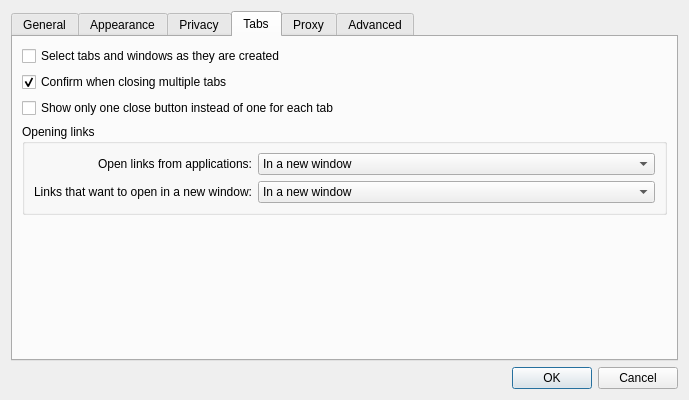
Old version of the form src/settings.ui in the repository EndorphinBrowser/browser.
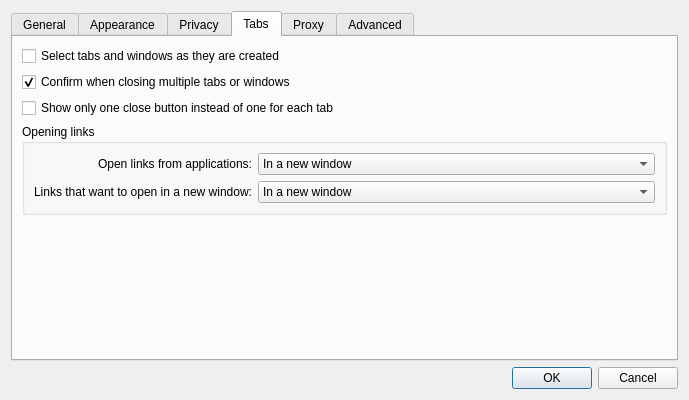
New version of the form. The open tabs and pages were chosen to show the change.

Commit message: Respect the setting to hide confirmation of closing multiple tabs when quitting too

What changed in the file:
```diff
--- a/src/settings.ui
+++ b/src/settings.ui
@@ -518,7 +518,7 @@
        <item>
         <widget class="QCheckBox" name="confirmClosingMultipleTabs">
          <property name="text">
-          <string>Confirm when closing multiple tabs</string>
+          <string>Confirm when closing multiple tabs or windows</string>
          </property>
          <property name="checked">
           <bool>true</bool>
```
The commit also changes 1 other file.
